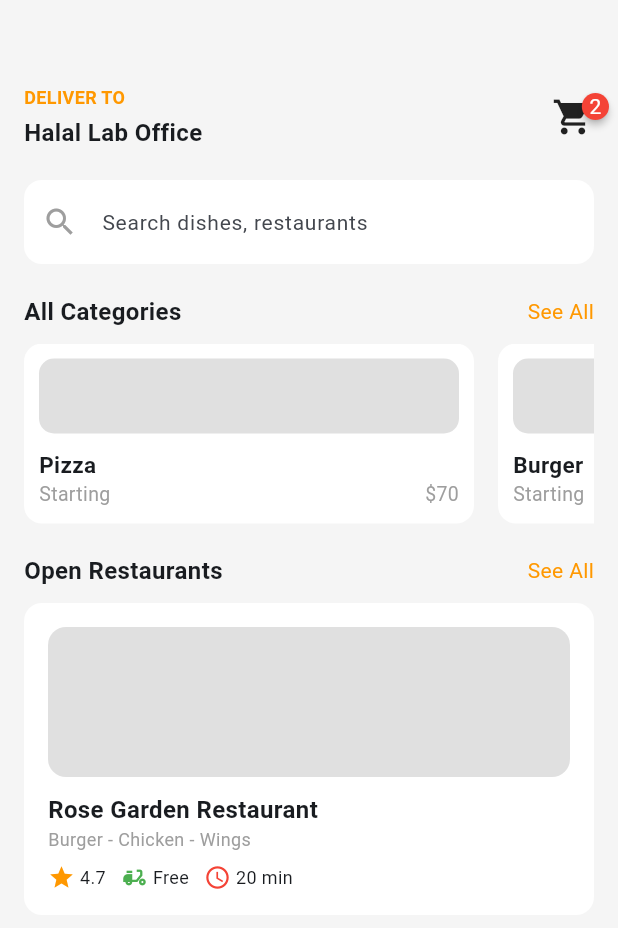
After one commit to TI-POLINDRA/PEMOBILE2-D4RPL2B-PRAKTIKUM4, a Flutter app: the HomeScreenV2 screen opened by its route, on a phone screen of 412 x 824 dp. The commit adds this screen. Shown: the top 928 px of the screen. Run offline on Flutter 3.47's test engine with Material 3 defaults, Android fonts, the phone set to English and light mode, and no system bars; drawn by our look-alikes of badges; our stand-ins replace flutter_screenutil, google_fonts; Roboto replaces fonts that are missing (Sen).

Commit message:
hampir selesai pak

```diff
--- a/lib/main.dart
+++ b/lib/main.dart
@@ -1,5 +1,6 @@
 import 'package:flutter/material.dart';
 import 'package:flutter_screenutil/flutter_screenutil.dart';
+import 'package:pemobile2_d4rpl3b_praktikum4/screens/home_screen_v2.dart';
 import 'package:pemobile2_d4rpl3b_praktikum4/screens/login_screen.dart';
 import 'package:pemobile2_d4rpl3b_praktikum4/utils/router_check.dart';
 
@@ -26,6 +27,7 @@ class MyApp extends StatelessWidget {
           routes: {
             '/': (context) => const RouterCheck(),
             '/login': (context) => const LoginScreen(),
+            '/homev2': (context) => HomeScreenV2(),
           },
         );
       },
--- /dev/null
+++ b/lib/screens/home_screen_v2.dart
@@ -0,0 +1,213 @@
+import 'package:flutter/material.dart';
+import 'package:google_fonts/google_fonts.dart';
+import 'package:badges/badges.dart' as badges;
+
+void main() {
+  runApp(const MyApp());
+}
+
+class MyApp extends StatelessWidget {
+  const MyApp({super.key});
+
+  @override
+  Widget build(BuildContext context) {
+    return MaterialApp(
+      debugShowCheckedModeBanner: false,
+      home: HomeScreenV2(),
+    );
+  }
+}
+
+class HomeScreenV2 extends StatelessWidget {
+  @override
+  Widget build(BuildContext context) {
+    return Scaffold(
+      backgroundColor: Colors.grey[100],
+      body: Padding(
+        padding: const EdgeInsets.all(16.0),
+        child: Column(
+          crossAxisAlignment: CrossAxisAlignment.start,
+          children: [
+            const SizedBox(height: 40),
+            _buildHeader(),
+            const SizedBox(height: 20),
+            _buildSearchBar(),
+            const SizedBox(height: 20),
+            _buildCategorySection(),
+            const SizedBox(height: 20),
+            _buildRestaurantSection(),
+          ],
+        ),
+      ),
+    );
+  }
+
+  Widget _buildHeader() {
+    return Row(
+      mainAxisAlignment: MainAxisAlignment.spaceBetween,
+      children: [
+        Column(
+          crossAxisAlignment: CrossAxisAlignment.start,
+          children: [
+            Text("DELIVER TO",
+                style: GoogleFonts.sen(
+                    fontSize: 12,
+                    color: Colors.orange,
+                    fontWeight: FontWeight.bold)),
+            const SizedBox(height: 4),
+            Text("Halal Lab Office",
+                style:
+                    GoogleFonts.sen(fontSize: 16, fontWeight: FontWeight.bold)),
+          ],
+        ),
+        badges.Badge(
+          badgeContent: const Text("2", style: TextStyle(color: Colors.white)),
+          child: Icon(Icons.shopping_cart, size: 28),
+        )
+      ],
+    );
+  }
+
+  Widget _buildSearchBar() {
+    return TextField(
+      decoration: InputDecoration(
+        hintText: "Search dishes, restaurants",
+        hintStyle: GoogleFonts.sen(fontSize: 14),
+        prefixIcon: const Icon(Icons.search, color: Colors.grey),
+        filled: true,
+        fillColor: Colors.white,
+        border: OutlineInputBorder(
+          borderRadius: BorderRadius.circular(12),
+          borderSide: BorderSide.none,
+        ),
+      ),
+    );
+  }
+
+  Widget _buildCategorySection() {
+    return Column(
+      crossAxisAlignment: CrossAxisAlignment.start,
+      children: [
+        _buildSectionTitle("All Categories"),
+        const SizedBox(height: 10),
+        SizedBox(
+          height: 120,
+          child: ListView(
+            scrollDirection: Axis.horizontal,
+            children: [
+              _buildCategoryCard("Pizza", "\$70"),
+              _buildCategoryCard("Burger", "\$50"),
+              _buildCategoryCard("Pasta", "\$60"),
+            ],
+          ),
+        )
+      ],
+    );
+  }
+
+  Widget _buildCategoryCard(String title, String price) {
+    return Container(
+      width: 300,
+      margin: const EdgeInsets.only(right: 16),
+      padding: const EdgeInsets.all(10),
+      decoration: BoxDecoration(
+        color: Colors.white,
+        borderRadius: BorderRadius.circular(12),
+      ),
+      child: Column(
+        crossAxisAlignment: CrossAxisAlignment.start,
+        mainAxisAlignment: MainAxisAlignment.center,
+        children: [
+          Container(
+              height: 50,
+              decoration: BoxDecoration(
+                  color: Colors.grey[300],
+                  borderRadius: BorderRadius.circular(10))),
+          const SizedBox(height: 10),
+          Align(
+            alignment: Alignment.centerLeft,
+            child: Text(title,
+                style:
+                    GoogleFonts.sen(fontSize: 15, fontWeight: FontWeight.bold)),
+          ),
+          Row(
+            mainAxisAlignment: MainAxisAlignment.spaceBetween,
+            children: [
+              Text("Starting",
+                  style: GoogleFonts.sen(fontSize: 13, color: Colors.grey)),
+              Text(price,
+                  style: GoogleFonts.sen(fontSize: 13, color: Colors.grey)),
+            ],
+          ),
+        ],
+      ),
+    );
+  }
+
+  Widget _buildRestaurantSection() {
+    return Column(
+      crossAxisAlignment: CrossAxisAlignment.start,
+      children: [
+        _buildSectionTitle("Open Restaurants"),
+        const SizedBox(height: 10),
+        _buildRestaurantCard("Rose Garden Restaurant",
+            "Burger - Chicken - Wings", "4.7", "Free", "20 min"),
+      ],
+    );
+  }
+
+  Widget _buildRestaurantCard(String name, String description, String rating,
+      String delivery, String time) {
+    return Container(
+      padding: const EdgeInsets.all(16),
+      decoration: BoxDecoration(
+        color: Colors.white,
+        borderRadius: BorderRadius.circular(12),
+      ),
+      child: Column(
+        crossAxisAlignment: CrossAxisAlignment.start,
+        children: [
+          ClipRRect(
+            borderRadius:
+                BorderRadius.circular(12), // Border radius untuk gambar
+            child: Container(
+              height: 100,
+              color: Colors.grey[300],
+            ),
+          ),
+          const SizedBox(height: 10),
+          Text(name,
+              style:
+                  GoogleFonts.sen(fontSize: 16, fontWeight: FontWeight.bold)),
+          Text(description,
+              style: GoogleFonts.sen(fontSize: 12, color: Colors.grey)),
+          const SizedBox(height: 8),
+          Row(
+            children: [
+              Icon(Icons.star, color: Colors.orange, size: 18),
+              Text(" $rating", style: GoogleFonts.sen(fontSize: 12)),
+              const SizedBox(width: 10),
+              Icon(Icons.delivery_dining, color: Colors.green, size: 18),
+              Text(" $delivery", style: GoogleFonts.sen(fontSize: 12)),
+              const SizedBox(width: 10),
+              Icon(Icons.access_time, color: Colors.red, size: 18),
+              Text(" $time", style: GoogleFonts.sen(fontSize: 12)),
+            ],
+          )
+        ],
+      ),
+    );
+  }
+
+  Widget _buildSectionTitle(String title) {
+    return Row(
+      mainAxisAlignment: MainAxisAlignment.spaceBetween,
+      children: [
+        Text(title,
+            style: GoogleFonts.sen(fontSize: 16, fontWeight: FontWeight.bold)),
+        Text("See All",
+            style: GoogleFonts.sen(fontSize: 14, color: Colors.orange)),
+      ],
+    );
+  }
+}
--- a/lib/utils/router_check.dart
+++ b/lib/utils/router_check.dart
@@ -37,7 +37,7 @@ class _RouterCheckState extends State<RouterCheck> {
                 onPressed: () {
                   String route = _controller.text;
                   if (route.isNotEmpty) {
-                    print('Goto Route : ${route}');
+                    print('Goto Route : $route');
                     Navigator.pushNamed(context, route);
                   }
                 },
--- a/pubspec.yaml
+++ b/pubspec.yaml
@@ -35,6 +35,8 @@ dependencies:
   # Use with the CupertinoIcons class for iOS style icons.
   cupertino_icons: ^1.0.8
   flutter_screenutil: ^5.9.0
+  google_fonts: ^6.2.1
+  badges: ^3.1.2
 
 dev_dependencies:
   flutter_test:
```
Also changed, not shown: pubspec.lock, 1 other file.
